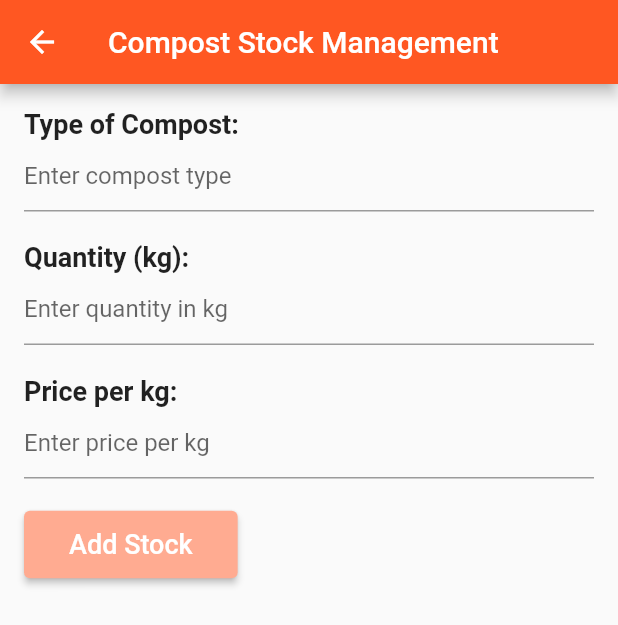
After one commit to lhaseatharva/waste2wealth, a Flutter app: the CompostStockUpdate screen opened directly, on a phone screen of 412 x 824 dp. The commit adds this screen. Shown: the top 625 px of the screen. Run offline on Flutter 3.47's test engine with Material 2 defaults, Android fonts, the phone set to English and light mode, and no system bars; our stand-ins replace carousel_slider, cloud_firestore, firebase_auth, firebase_core; accounts and stored records are empty; network calls fail.

Commit message:
Major Changes

```diff
--- a/lib/Employee/Compost Facility Staff/AllocateBinsScreen.dart
+++ b/lib/Employee/Compost Facility Staff/AllocateBinsScreen.dart
@@ -70,7 +70,6 @@ class _AllocateBinsScreenState extends State<AllocateBinsScreen> {
             ),
           ),
 
-          // Allocate button
           ElevatedButton(
             onPressed: () {
               // Handle the allocation here
@@ -90,6 +89,7 @@ class _AllocateBinsScreenState extends State<AllocateBinsScreen> {
   }
 
   // Function to allocate a bin
+  // Function to allocate a bin
   void _allocateBin() {
     setState(() {
       isAllocating = true;
@@ -98,6 +98,10 @@ class _AllocateBinsScreenState extends State<AllocateBinsScreen> {
     if (compostableWaste > 0) {
       // Find today's date in the format 'YYYY-MM-DD'
       String todayDate = DateTime.now().toLocal().toString().split(' ')[0];
+
+      // Calculate the completeAt date (2 months from now)
+      DateTime completeAtDate = DateTime.now().add(Duration(days: 60));
+      String completeAt = completeAtDate.toLocal().toString().split(' ')[0];
 
       // Update Firestore with the allocated bin and update currQty in compost_bins collection
       _firestore
@@ -108,15 +112,18 @@ class _AllocateBinsScreenState extends State<AllocateBinsScreen> {
         if (binDoc.exists) {
           double currQty = binDoc.data()!['currQty'] + compostableWaste;
 
-          _firestore.collection('compost_bins').doc(selectedBin).update({
+          // Calculate the filledIn date (today)
+          binDoc.reference.update({
             'currQty': currQty,
+            'waste.$selectedBin.filledIn': todayDate, // Add filledIn field
+            'waste.$selectedBin.completedOn':
+                completeAt, // Add completedOn field
           });
 
           // Delete the waste_stock document corresponding to the selected bin
           _firestore
               .collection('waste_stock')
-              .where('collectedOn',
-                  isEqualTo: todayDate) // Match based on today's date
+              .where('collectedOn', isEqualTo: todayDate)
               .get()
               .then((querySnapshot) {
             querySnapshot.docs.forEach((doc) {
--- /dev/null
+++ b/lib/Employee/Compost Facility Staff/CompostStockUpdate.dart
@@ -0,0 +1,152 @@
+import 'package:flutter/material.dart';
+import 'package:cloud_firestore/cloud_firestore.dart';
+
+class CompostStockUpdate extends StatefulWidget {
+  @override
+  _CompostStockUpdateState createState() => _CompostStockUpdateState();
+}
+
+class _CompostStockUpdateState extends State<CompostStockUpdate> {
+  final TextEditingController typeController = TextEditingController();
+  final TextEditingController quantityController = TextEditingController();
+  final TextEditingController priceController = TextEditingController();
+
+  @override
+  Widget build(BuildContext context) {
+    return Scaffold(
+      appBar: AppBar(
+        title: Text('Compost Stock Management'),
+        backgroundColor: Colors.deepOrange, // Customize the app bar color
+      ),
+      body: Padding(
+        padding: const EdgeInsets.all(16.0),
+        child: Column(
+          crossAxisAlignment: CrossAxisAlignment.start,
+          children: <Widget>[
+            Text(
+              'Type of Compost:',
+              style: TextStyle(fontSize: 18, fontWeight: FontWeight.bold),
+            ),
+            TextField(
+              controller: typeController,
+              decoration: InputDecoration(
+                hintText: 'Enter compost type',
+              ),
+            ),
+            SizedBox(height: 20),
+            Text(
+              'Quantity (kg):',
+              style: TextStyle(fontSize: 18, fontWeight: FontWeight.bold),
+            ),
+            TextField(
+              controller: quantityController,
+              keyboardType: TextInputType.number,
+              decoration: InputDecoration(
+                hintText: 'Enter quantity in kg',
+              ),
+            ),
+            SizedBox(height: 20),
+            Text(
+              'Price per kg:',
+              style: TextStyle(fontSize: 18, fontWeight: FontWeight.bold),
+            ),
+            TextField(
+              controller: priceController,
+              keyboardType: TextInputType.number,
+              decoration: InputDecoration(
+                hintText: 'Enter price per kg',
+              ),
+            ),
+            SizedBox(height: 20),
+            ElevatedButton(
+              onPressed: () {
+                addStockToFirebase();
+              },
+              child: Text(
+                'Add Stock',
+                style: TextStyle(fontSize: 18),
+              ),
+              style: ElevatedButton.styleFrom(
+                primary:
+                    Colors.deepOrange.shade200, // Customize the button color
+                padding: EdgeInsets.symmetric(horizontal: 30, vertical: 12),
+              ),
+            ),
+          ],
+        ),
+      ),
+    );
+  }
+
+  void addStockToFirebase() {
+    final String compostType = typeController.text.trim();
+    final double quantity = double.tryParse(quantityController.text) ?? 0.0;
+    final double pricePerKg = double.tryParse(priceController.text) ?? 0.0;
+
+    if (compostType.isNotEmpty && quantity > 0 && pricePerKg > 0) {
+      // Assuming you have initialized Firestore and have a reference to the collection.
+      CollectionReference compostStock =
+          FirebaseFirestore.instance.collection('compost_stock');
+
+      compostStock.doc(compostType).get().then((docSnapshot) {
+        if (docSnapshot.exists) {
+          // Update the existing document.
+          docSnapshot.reference.update({
+            'quantity': FieldValue.increment(quantity),
+            'pricePerKg': pricePerKg,
+            'timestamp': FieldValue.serverTimestamp(),
+          }).then((_) {
+            ScaffoldMessenger.of(context).showSnackBar(
+              SnackBar(
+                content: Text('Stock updated successfully!'),
+              ),
+            );
+          }).catchError((error) {
+            ScaffoldMessenger.of(context).showSnackBar(
+              SnackBar(
+                content: Text('Error updating stock: $error'),
+              ),
+            );
+          });
+        } else {
+          // Create a new document if it doesn't exist.
+          compostStock.doc(compostType).set({
+            'quantity': quantity,
+            'pricePerKg': pricePerKg,
+            'timestamp': FieldValue.serverTimestamp(),
+          }).then((_) {
+            ScaffoldMessenger.of(context).showSnackBar(
+              SnackBar(
+                content: Text('Stock added successfully!'),
+              ),
+            );
+          }).catchError((error) {
+            ScaffoldMessenger.of(context).showSnackBar(
+              SnackBar(
+                content: Text('Error adding stock: $error'),
+              ),
+            );
+          });
+        }
+
+        // Clear the input fields after adding/updating the stock.
+        typeController.clear();
+        quantityController.clear();
+        priceController.clear();
+      });
+    } else {
+      ScaffoldMessenger.of(context).showSnackBar(
+        SnackBar(
+          content:
+              Text('Please provide valid compost type, quantity, and price.'),
+        ),
+      );
+    }
+  }
+}
+
+void main() {
+  runApp(MaterialApp(
+    home: CompostStockUpdate(),
+  ));
+}
```
Also changed, not shown: lib/Employee/Compost Facility Staff/CompFacilityStaffDashboard.dart (+12 -0 lines), lib/Employee/Compost Facility Staff/CompostStatusPage.dart (added, +136 -0 lines).
